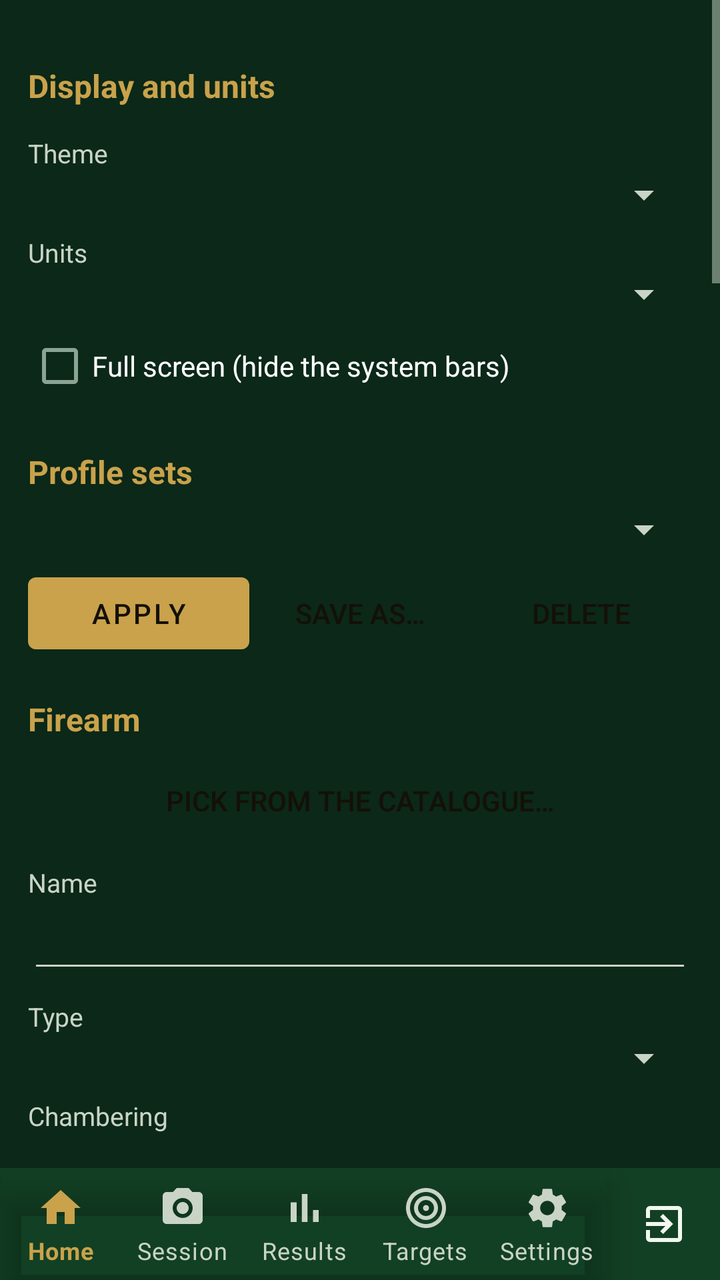
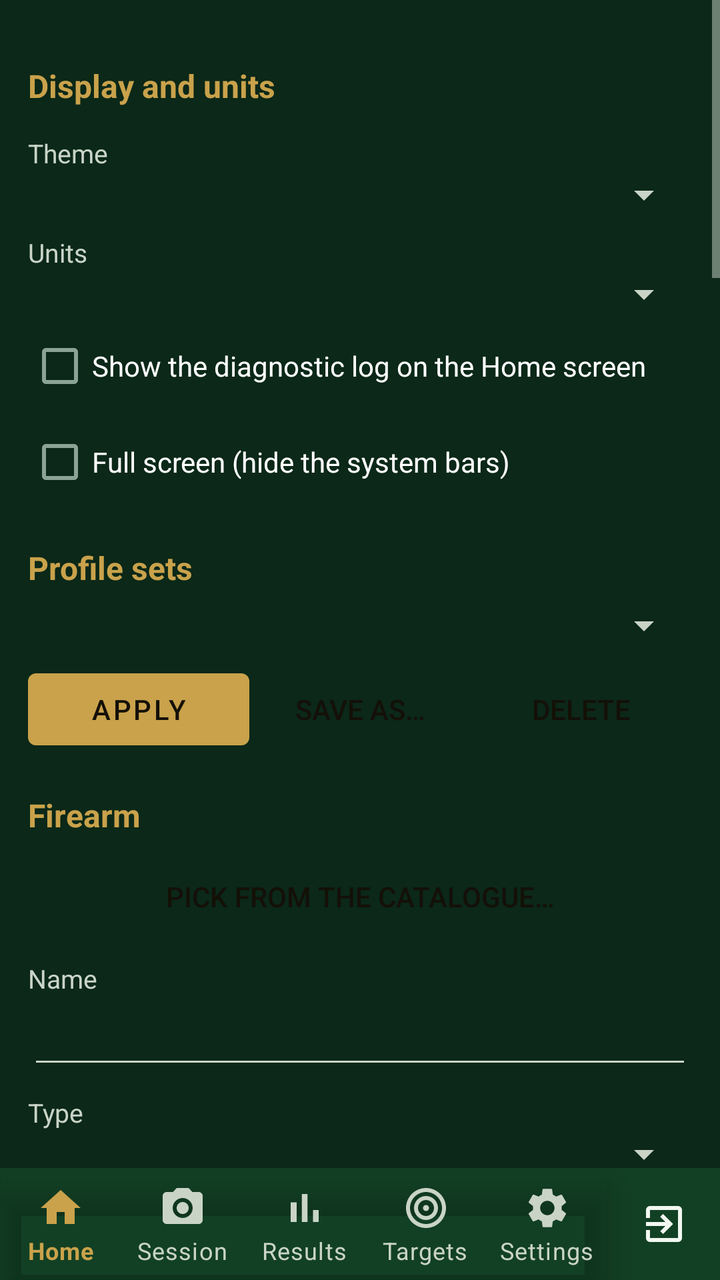

Screens rendered from an Android XML layout before and after an edit, with the pre-edit source and the edit as a unified diff.
<!-- AndroidManifest.xml: application theme Theme.STS -->
<!-- res/layout/activity_profile.xml -->
<?xml version="1.0" encoding="utf-8"?>
<LinearLayout xmlns:android="http://schemas.android.com/apk/res/android"
    android:layout_width="match_parent"
    android:layout_height="match_parent"
    android:orientation="vertical">

    <ScrollView
        android:layout_width="match_parent"
        android:layout_height="0dp"
        android:layout_weight="1">

        <LinearLayout
            android:layout_width="match_parent"
            android:layout_height="wrap_content"
            android:orientation="vertical"
            android:padding="14dp">

            
            <TextView style="@style/Sts.SectionHeading" android:text="Display and units" />

            <TextView style="@style/Sts.FieldLabel" android:text="Theme" />
            <Spinner android:id="@+id/spTheme"
                android:layout_width="match_parent" android:layout_height="wrap_content" />

            <TextView style="@style/Sts.FieldLabel" android:text="Units" />
            <Spinner android:id="@+id/spUnits"
                android:layout_width="match_parent" android:layout_height="wrap_content" />

            <CheckBox android:id="@+id/cbFullScreen"
                android:layout_width="match_parent" android:layout_height="wrap_content"
                android:text="Full screen (hide the system bars)" />

            
            <TextView style="@style/Sts.SectionHeading" android:text="Profile sets" />

            <Spinner android:id="@+id/spSets"
                android:layout_width="match_parent" android:layout_height="wrap_content" />

            <LinearLayout
                android:layout_width="match_parent" android:layout_height="wrap_content"
                android:orientation="horizontal" android:layout_marginTop="6dp">
                <Button android:id="@+id/btnApplySet"
                    android:layout_width="0dp" android:layout_weight="1"
                    android:layout_height="wrap_content" android:text="Apply" />
                <Button android:id="@+id/btnSaveSet"
                    android:layout_width="0dp" android:layout_weight="1"
                    android:layout_height="wrap_content" android:text="Save as…"
                    style="?android:attr/borderlessButtonStyle" />
                <Button android:id="@+id/btnDeleteSet"
                    android:layout_width="0dp" android:layout_weight="1"
                    android:layout_height="wrap_content" android:text="Delete"
                    style="?android:attr/borderlessButtonStyle" />
            </LinearLayout>

            
            <TextView style="@style/Sts.SectionHeading" android:text="Firearm" />
            <Button android:id="@+id/btnRifleCatalog"
                android:layout_width="match_parent" android:layout_height="wrap_content"
                style="?android:attr/borderlessButtonStyle"
                android:text="Pick from the catalogue…" />

            <TextView style="@style/Sts.FieldLabel" android:text="Name" />
            <EditText android:id="@+id/etRifleName" android:layout_width="match_parent"
                android:layout_height="wrap_content" android:inputType="text" android:autofillHints="" />

            <TextView style="@style/Sts.FieldLabel" android:text="Type" />
            <Spinner android:id="@+id/spFirearmType"
                android:layout_width="match_parent" android:layout_height="wrap_content" />

            <TextView style="@style/Sts.FieldLabel" android:text="Chambering" />
            <EditText android:id="@+id/etCaliber" android:layout_width="match_parent"
                android:layout_height="wrap_content" android:inputType="text" android:autofillHints="" />

            <TextView style="@style/Sts.FieldLabel" android:text="Barrel length (in)" />
            <EditText android:id="@+id/etBarrel" android:layout_width="match_parent"
                android:layout_height="wrap_content" android:inputType="numberDecimal" android:autofillHints="" />

            <TextView style="@style/Sts.FieldLabel" android:text="Twist rate (1 turn in … in)" />
            <EditText android:id="@+id/etTwist" android:layout_width="match_parent"
                android:layout_height="wrap_content" android:inputType="numberDecimal" android:autofillHints="" />

            <TextView style="@style/Sts.FieldLabel" android:text="Sight height above bore (in)" />
            <EditText android:id="@+id/etSightHeight" android:layout_width="match_parent"
                android:layout_height="wrap_content" android:inputType="numberDecimal" android:autofillHints="" />

            <TextView style="@style/Sts.FieldLabel" android:text="Zero distance (m)" />
            <EditText android:id="@+id/etZero" android:layout_width="match_parent"
                android:layout_height="wrap_content" android:inputType="numberDecimal" android:autofillHints="" />

            
            <TextView style="@style/Sts.SectionHeading" android:text="Load" />
            <Button android:id="@+id/btnAmmoCatalog"
                android:layout_width="match_parent" android:layout_height="wrap_content"
                style="?android:attr/borderlessButtonStyle"
                android:text="Pick from the catalogue…" />

            <TextView style="@style/Sts.FieldLabel" android:text="Name" />
            <EditText android:id="@+id/etBulletName" android:layout_width="match_parent"
                android:layout_height="wrap_content" android:inputType="text" android:autofillHints="" />

            <TextView style="@style/Sts.FieldLabel" android:text="Projectile diameter (in)" />
            <EditText android:id="@+id/etDiameter" android:layout_width="match_parent"
                android:layout_height="wrap_content" android:inputType="numberDecimal" android:autofillHints="" />

            <TextView style="@style/Sts.FieldLabel" android:text="Weight (gr)" />
            <EditText android:id="@+id/etWeight" android:layout_width="match_parent"
                android:layout_height="wrap_content" android:inputType="numberDecimal" android:autofillHints="" />

            <TextView style="@style/Sts.FieldLabel" android:text="Muzzle velocity (fps)" />
            <EditText android:id="@+id/etMv" android:layout_width="match_parent"
                android:layout_height="wrap_content" android:inputType="numberDecimal" android:autofillHints="" />

            <TextView style="@style/Sts.FieldLabel" android:text="Ballistic coefficient (G1)" />
            <EditText android:id="@+id/etBc" android:layout_width="match_parent"
                android:layout_height="wrap_content" android:inputType="numberDecimal" android:autofillHints="" />

            <TextView android:id="@+id/tvPowerFactor" style="@style/Sts.Value"
                android:layout_marginTop="6dp" android:textSize="12sp" />

            
            <TextView style="@style/Sts.SectionHeading" android:text="Sight" />
            <Button android:id="@+id/btnScopeCatalog"
                android:layout_width="match_parent" android:layout_height="wrap_content"
                style="?android:attr/borderlessButtonStyle"
                android:text="Pick from the catalogue…" />

            <TextView style="@style/Sts.FieldLabel" android:text="Name" />
            <EditText android:id="@+id/etScopeName" android:layout_width="match_parent"
                android:layout_height="wrap_content" android:inputType="text" android:autofillHints="" />

            <TextView style="@style/Sts.FieldLabel" android:text="Sight type" />
            <Spinner android:id="@+id/spSightType"
                android:layout_width="match_parent" android:layout_height="wrap_content" />

            <TextView style="@style/Sts.FieldLabel" android:text="Click unit" />
            <Spinner android:id="@+id/spClickUnit"
                android:layout_width="match_parent" android:layout_height="wrap_content" />

            <TextView android:id="@+id/lblClickMm" style="@style/Sts.FieldLabel"
                android:text="Click movement (mm) at the reference distance" />
            <EditText android:id="@+id/etClickMm" android:layout_width="match_parent"
                android:layout_height="wrap_content" android:inputType="numberDecimal" android:autofillHints="" />

            <TextView android:id="@+id/lblClickRef" style="@style/Sts.FieldLabel"
                android:text="Reference distance (m)" />
            <EditText android:id="@+id/etClickRef" android:layout_width="match_parent"
                android:layout_height="wrap_content" android:inputType="numberDecimal" android:autofillHints="" />

            <TextView style="@style/Sts.FieldLabel" android:text="Sight radius (mm, iron sights only; 0 = unknown)" />
            <EditText android:id="@+id/etSightRadius" android:layout_width="match_parent"
                android:layout_height="wrap_content" android:inputType="numberDecimal" android:autofillHints="" />

            <TextView style="@style/Sts.FieldLabel" android:text="Elevation travel (MOA)" />
            <EditText android:id="@+id/etElevTravel" android:layout_width="match_parent"
                android:layout_height="wrap_content" android:inputType="numberDecimal" android:autofillHints="" />

            <TextView style="@style/Sts.FieldLabel" android:text="Windage travel (MOA)" />
            <EditText android:id="@+id/etWindTravel" android:layout_width="match_parent"
                android:layout_height="wrap_content" android:inputType="numberDecimal" android:autofillHints="" />

            <CheckBox android:id="@+id/cbInvertElev"
                android:layout_width="match_parent" android:layout_height="wrap_content"
                android:text="Elevation drum is marked the opposite way round" />
            <CheckBox android:id="@+id/cbInvertWind"
                android:layout_width="match_parent" android:layout_height="wrap_content"
                android:text="Windage drum is marked the opposite way round" />

            <TextView android:id="@+id/tvClickSummary" style="@style/Sts.Value"
                android:layout_marginTop="8dp" android:textSize="12sp" />

            <Button android:id="@+id/btnSave"
                android:layout_width="match_parent" android:layout_height="wrap_content"
                android:layout_marginTop="16dp"
                android:text="Save the active profiles" />

            
            <TextView style="@style/Sts.SectionHeading" android:text="Elsewhere" />
            <Button android:id="@+id/btnRules"
                android:layout_width="match_parent" android:layout_height="wrap_content"
                style="?android:attr/borderlessButtonStyle"
                android:text="Competition rules…" />
            <Button android:id="@+id/btnLog"
                android:layout_width="match_parent" android:layout_height="wrap_content"
                style="?android:attr/borderlessButtonStyle"
                android:text="Diagnostic log…" />
            <Button android:id="@+id/btnBackup"
                android:layout_width="match_parent" android:layout_height="wrap_content"
                style="?android:attr/borderlessButtonStyle"
                android:text="Export a backup of everything" />
            <Button android:id="@+id/btnRestore"
                android:layout_width="match_parent" android:layout_height="wrap_content"
                style="?android:attr/borderlessButtonStyle"
                android:text="Restore from a backup" />
            <Button android:id="@+id/btnReset"
                android:layout_width="match_parent" android:layout_height="wrap_content"
                style="?android:attr/borderlessButtonStyle"
                android:text="Reset the active profiles to defaults" />

        </LinearLayout>
    </ScrollView>

    <include layout="@layout/include_bottom_nav" />

</LinearLayout>
<!-- res/layout/include_bottom_nav.xml (included above) -->
<?xml version="1.0" encoding="utf-8"?>
<LinearLayout xmlns:android="http://schemas.android.com/apk/res/android"
    xmlns:app="http://schemas.android.com/apk/res-auto"
    android:layout_width="match_parent"
    android:layout_height="wrap_content"
    android:orientation="horizontal"
    android:background="?attr/colorSurface">

    <com.google.android.material.bottomnavigation.BottomNavigationView
        android:id="@+id/bottomNav"
        android:layout_width="0dp"
        android:layout_weight="1"
        android:layout_height="wrap_content"
        android:background="@android:color/transparent"
        app:itemIconTint="@color/bottom_nav_item"
        app:itemTextColor="@color/bottom_nav_item"
        app:labelVisibilityMode="labeled"
        app:menu="@menu/bottom_nav_menu" />

    <LinearLayout
        android:id="@+id/btnExit"
        android:layout_width="56dp"
        android:layout_height="match_parent"
        android:orientation="vertical"
        android:gravity="center"
        android:background="?attr/selectableItemBackgroundBorderless"
        android:contentDescription="@string/nav_exit">

        
        <ImageView
            android:layout_width="24dp"
            android:layout_height="24dp"
            android:src="@drawable/ic_nav_exit"
            app:tint="?android:attr/textColorPrimary"
            android:importantForAccessibility="no" />
    </LinearLayout>
</LinearLayout>
<!-- resources referenced by this layout -->
<resources>
  <!-- drawable ic_nav_exit (drawable) -->
  <vector xmlns:android="http://schemas.android.com/apk/res/android"
      android:width="24dp" android:height="24dp"
      android:viewportWidth="24" android:viewportHeight="24">
      <path android:fillColor="@android:color/white" android:pathData="M10.09,15.59L11.5,17l5,-5 -5,-5 -1.41,1.41L12.67,11H3v2h9.67l-2.58,2.59zM19,3H5c-1.11,0 -2,0.9 -2,2v4h2V5h14v14H5v-4H3v4c0,1.1 0.89,2 2,2h14c1.1,0 2,-0.9 2,-2V5c0,-1.1 -0.9,-2 -2,-2z" />
  </vector>
  <string name="nav_exit">Exit</string>
  <style name="Sts.FieldLabel" parent="">
          <item name="android:layout_width">match_parent</item>
          <item name="android:layout_height">wrap_content</item>
          <item name="android:textSize">13sp</item>
          <item name="android:layout_marginTop">8dp</item>
          <item name="android:textColor">?android:attr/textColorSecondary</item>
      </style>
  <style name="Sts.SectionHeading" parent="">
          <item name="android:layout_width">match_parent</item>
          <item name="android:layout_height">wrap_content</item>
          <item name="android:textSize">16sp</item>
          <item name="android:textStyle">bold</item>
          <item name="android:layout_marginTop">18dp</item>
          <item name="android:layout_marginBottom">6dp</item>
          <item name="android:textColor">?attr/colorAccent</item>
      </style>
  <style name="Sts.Value" parent="">
          <item name="android:layout_width">match_parent</item>
          <item name="android:layout_height">wrap_content</item>
          <item name="android:textSize">14sp</item>
      </style>
  <style name="Theme.STS" parent="Theme.STS.Dark" />
  <style name="Theme.STS.Dark" parent="Theme.STS.Base">
          <item name="android:windowBackground">@color/dark_bg</item>
          <item name="colorSurface">@color/dark_surface</item>
          <item name="colorPrimary">@color/dark_accent</item>
          <item name="colorSecondary">@color/dark_accent</item>
          <item name="colorAccent">@color/dark_accent</item>
          <item name="colorOnPrimary">@color/dark_on_accent</item>
          <item name="colorOnSecondary">@color/dark_on_accent</item>
          <item name="android:colorBackground">@color/dark_surface</item>
          <item name="android:textColorPrimary">@color/dark_text</item>
          <item name="android:textColorSecondary">@color/dark_text_dim</item>
          <item name="android:textColorTertiary">#C9D4C6</item>
          <item name="android:textColorHint">#A6B2A4</item>
          <item name="colorOnSurface">@color/dark_text</item>
          <item name="colorOnBackground">@color/dark_text</item>
      </style>
  <style name="Theme.STS.Base" parent="Theme.MaterialComponents.NoActionBar">
          <item name="android:statusBarColor">@color/dark_bg</item>
      </style>
  <color name="dark_bg">#0B2818</color>
  <color name="dark_surface">#124024</color>
  <color name="dark_accent">#C9A24B</color>
  <color name="dark_on_accent">#141008</color>
  <color name="dark_text">#F2F7F0</color>
  <color name="dark_text_dim">#C9D4C6</color>
</resources>

<!-- the commit's change to res/layout/activity_profile.xml (unified diff, before → after) -->
@@ -25,6 +25,10 @@
             <TextView style="@style/Sts.FieldLabel" android:text="Units" />
             <Spinner android:id="@+id/spUnits"
                 android:layout_width="match_parent" android:layout_height="wrap_content" />
+
+            <CheckBox android:id="@+id/cbShowLog"
+                android:layout_width="match_parent" android:layout_height="wrap_content"
+                android:text="Show the diagnostic log on the Home screen" />
 
             <CheckBox android:id="@+id/cbFullScreen"
                 android:layout_width="match_parent" android:layout_height="wrap_content"
